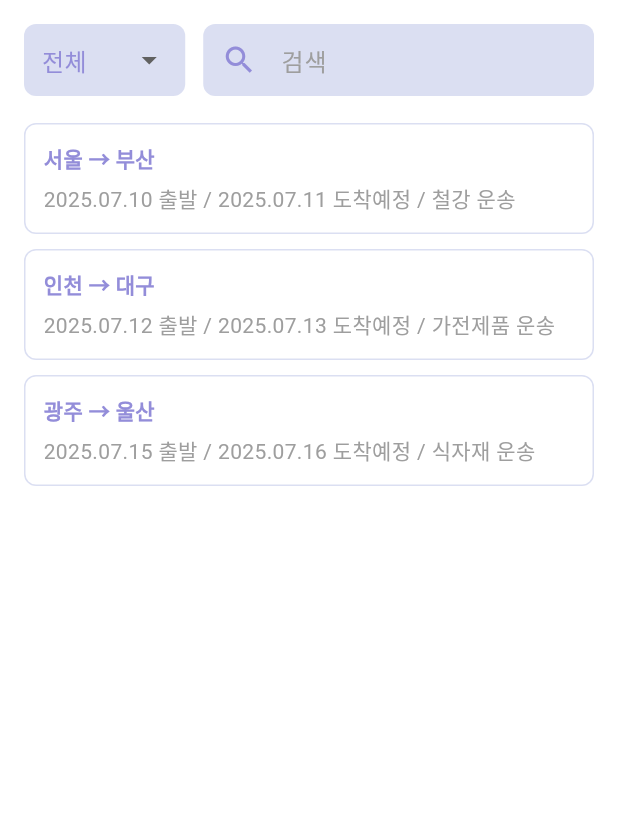
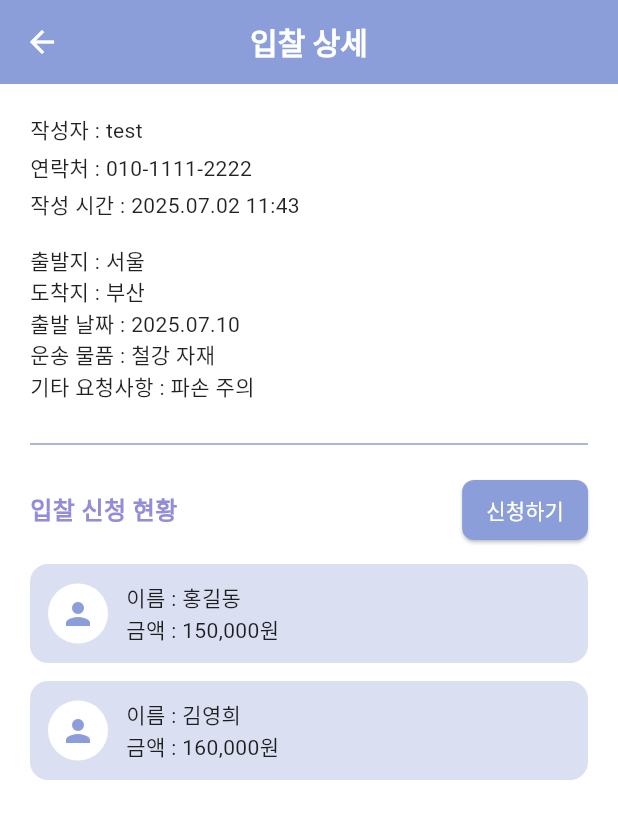
Before and after one commit to shiroHSG/Fastruck, a Flutter app: the CarrierRequestPage screen opened directly, after a tap on an icon or button, on a phone screen of 412 x 824 dp. Shown: the top 819 px of the screen. Run offline on Flutter 3.47's test engine with Material 3 defaults, Android fonts, the phone set to English and light mode, and no system bars; our stand-ins replace shared_preferences, table_calendar, webview_flutter; accounts and stored records are empty; Roboto replaces fonts that are missing (GowunGothic).

Commit message:
update carrier_request_detail

```diff
--- a/src/main/flutter_app/lib/carrier/carrier_request/carrier_request_ui.dart
+++ b/src/main/flutter_app/lib/carrier/carrier_request/carrier_request_ui.dart
@@ -1,4 +1,5 @@
 import 'package:flutter/material.dart';
+import 'package:flutter_app/carrier/carrier_request/request_detail.dart';
 import '../../../app_theme.dart';
 
 class CarrierRequestUI extends StatelessWidget {
@@ -87,10 +88,10 @@ class CarrierRequestUI extends StatelessWidget {
               final item = requestList[index];
               return InkWell(
                 onTap: () {
-                  /*Navigator.push(
+                  Navigator.push(
                     context,
-                    MaterialPageRoute(builder: (_) => const RequestDetailPage()),
-                  );*/
+                    MaterialPageRoute(builder: (_) => const CarrierRequestDetailPage()),
+                  );
                 },
                 child: Container(
                   decoration: BoxDecoration(
--- /dev/null
+++ b/src/main/flutter_app/lib/carrier/carrier_request/request_detail.dart
@@ -0,0 +1,117 @@
+import 'package:flutter/material.dart';
+import '../../../app_theme.dart';
+
+class CarrierRequestDetailPage extends StatelessWidget {
+  const CarrierRequestDetailPage({super.key});
+
+  // 샘플 입찰자 데이터
+  final List<Map<String, String>> bids = const [
+    {'name': '홍길동', 'price': '150,000원'},
+    {'name': '김영희', 'price': '160,000원'},
+  ];
+
+  @override
+  Widget build(BuildContext context) {
+    return Scaffold(
+      backgroundColor: AppColors.white,
+      appBar: AppBar(
+        backgroundColor: AppColors.primary,
+        elevation: 0,
+        leading: IconButton(
+          icon: const Icon(Icons.arrow_back, color: Colors.white),
+          onPressed: () => Navigator.pop(context),
+        ),
+        title: const Text(
+          '입찰 상세',
+          style: TextStyle(color: Colors.white, fontWeight: FontWeight.bold),
+        ),
+        centerTitle: true,
+      ),
+      body: SingleChildScrollView(
+        padding: const EdgeInsets.all(20),
+        child: Column(
+          crossAxisAlignment: CrossAxisAlignment.start,
+          children: [
+            // 요청 정보
+            const Text('작성자 : test'),
+            const SizedBox(height: 4),
+            const Text('연락처 : 010-1111-2222'),
+            const SizedBox(height: 4),
+            const Text('작성 시간 : 2025.07.02 11:43'),
+            const SizedBox(height: 16),
+            const Text('출발지 : 서울'),
+            const Text('도착지 : 부산'),
+            const Text('출발 날짜 : 2025.07.10'),
+            const Text('운송 물품 : 철강 자재'),
+            const Text('기타 요청사항 : 파손 주의'),
+            const SizedBox(height: 20),
+
+            // 구분선
+            const Divider(
+              thickness: 1,
+              color: AppColors.primary,
+            ),
+            const SizedBox(height: 12),
+
+            // 입찰 신청 현황 헤더
+            Row(
+              mainAxisAlignment: MainAxisAlignment.spaceBetween,
+              children: [
+                const Text(
+                  '입찰 신청 현황',
+                  style: TextStyle(
+                    fontSize: 16,
+                    fontWeight: FontWeight.bold,
+                    color: AppColors.point,
+                  ),
+                ),
+                ElevatedButton(
+                  onPressed: () {
+                    // 입찰 신청 로직 또는 페이지 이동
+                  },
+                  style: ElevatedButton.styleFrom(
+                    backgroundColor: AppColors.primary,
+                    foregroundColor: Colors.white,
+                    padding: const EdgeInsets.symmetric(horizontal: 16, vertical: 8),
+                    shape: RoundedRectangleBorder(borderRadius: BorderRadius.circular(8)),
+                  ),
+                  child: const Text('신청하기'),
+                ),
+              ],
+            ),
+            const SizedBox(height: 12),
+
+            // 입찰자 리스트
+            ...bids.map((bid) {
+              return Container(
+                margin: const EdgeInsets.only(bottom: 12),
+                padding: const EdgeInsets.all(12),
+                decoration: BoxDecoration(
+                  color: AppColors.base,
+                  borderRadius: BorderRadius.circular(12),
+                ),
+                child: Row(
+                  children: [
+                    const CircleAvatar(
+                      radius: 20,
+                      backgroundColor: Colors.white,
+                      child: Icon(Icons.person, color: AppColors.primary),
+                    ),
+                    const SizedBox(width: 12),
+                    Column(
+                      crossAxisAlignment: CrossAxisAlignment.start,
+                      children: [
+                        Text('이름 : ${bid['name']}'),
+                        Text('금액 : ${bid['price']}'),
+                      ],
+                    ),
+                  ],
+                ),
+              );
+            }).toList(),
+          ],
+        ),
+      ),
+    );
+  }
+}
```
